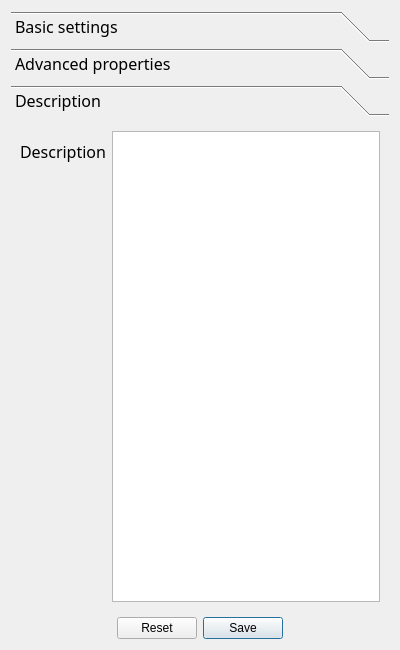
This is newdatatypeform.ui in fritzone/ddm as Qt 5 draws it before an edit. The edited form follows.
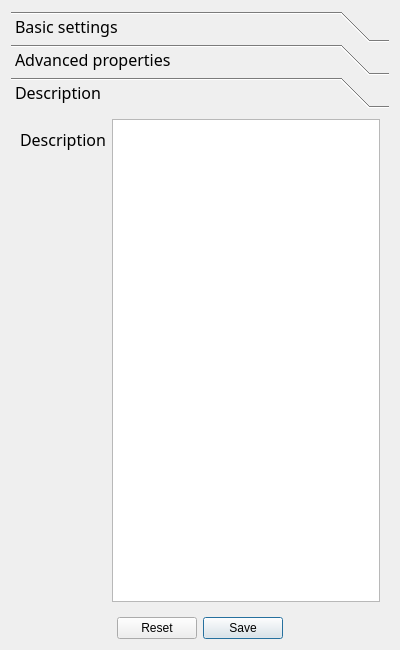
This is the edited form. The open tabs and pages were chosen to show the change. Icons and pictures are not drawn.

Commit message: Seems the index screen is finished, started working on the foreign keys screen

```diff
--- a/newdatatypeform.ui
+++ b/newdatatypeform.ui
@@ -44,6 +44,9 @@
      <property name="currentIndex">
       <number>0</number>
      </property>
+     <property name="tabSpacing">
+      <number>2</number>
+     </property>
      <widget class="QWidget" name="page">
       <property name="geometry">
        <rect>
@@ -356,6 +359,14 @@
       </layout>
      </widget>
      <widget class="QWidget" name="page_3">
+      <property name="geometry">
+       <rect>
+        <x>0</x>
+        <y>0</y>
+        <width>202</width>
+        <height>97</height>
+       </rect>
+      </property>
       <attribute name="label">
        <string>Description</string>
       </attribute>
```
Left out of the diff: 8 changed lines with no effect on the pictures. The commit also changes 7 other files.
